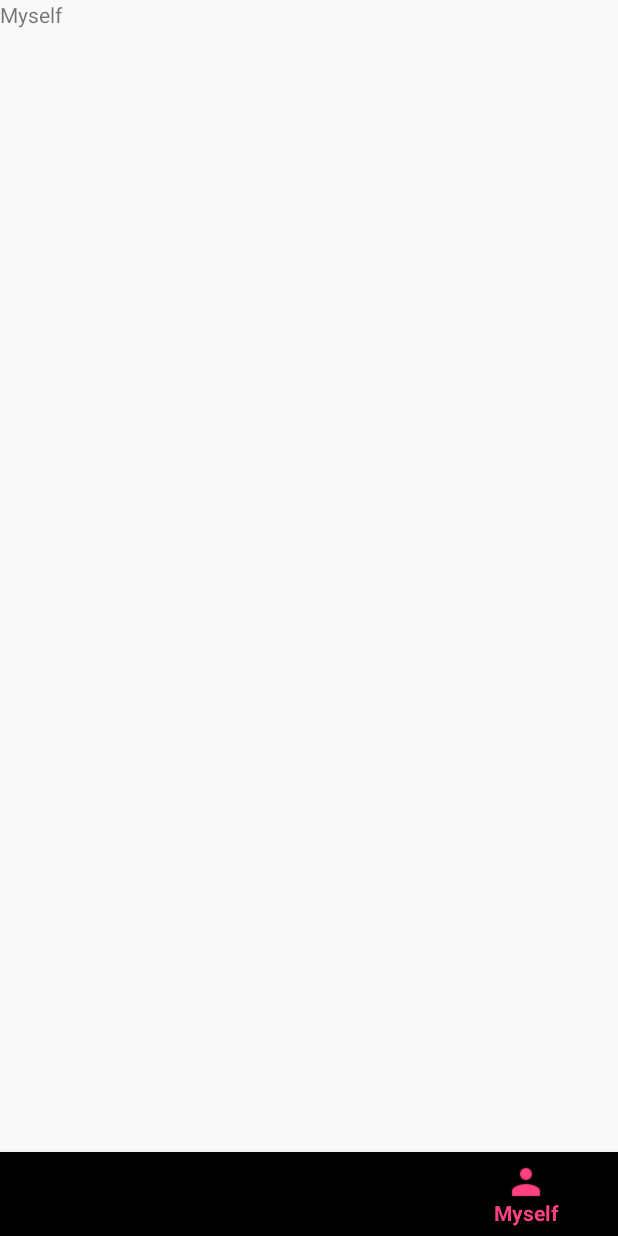
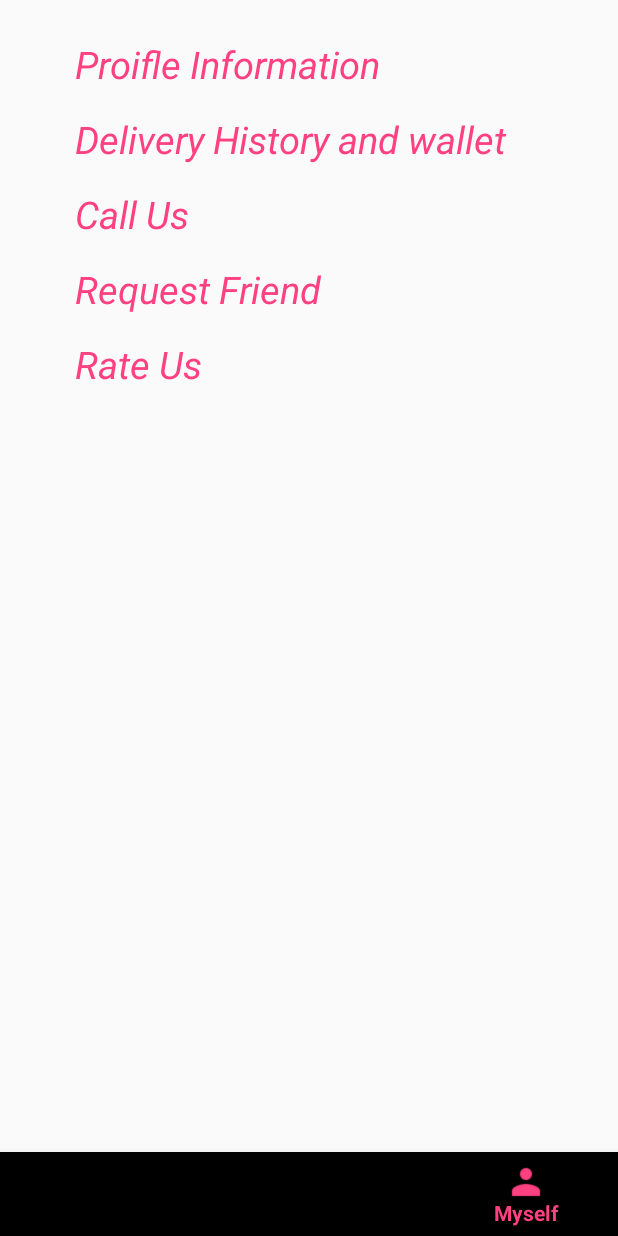
Before and after one commit to harikrishnaa123/ROUTIN, an Android app: the home screen opened directly, with no data from a screen before it, item 4 of the bottom bar chosen, on a phone screen of 412 x 824 dp. Run offline under Robolectric (Android 15) with nearby library versions, the phone set to English and light mode, and no system bars.

Commit message:
message3

```diff
--- a/app/build.gradle
+++ b/app/build.gradle
@@ -30,4 +30,6 @@ dependencies {
     androidTestImplementation 'com.android.support.test:runner:1.0.2'
     androidTestImplementation 'com.android.support.test.espresso:espresso-core:3.0.2'
     implementation 'com.android.support:design:27.1.1'
+    implementation 'com.android.support:recyclerview-v7:27.1.1'
+    implementation 'com.android.support:cardview-v7:27.1.1'
 }
--- a/app/src/main/java/com/example/harikrishnaa/routin/MainActivity.java
+++ b/app/src/main/java/com/example/harikrishnaa/routin/MainActivity.java
@@ -3,8 +3,12 @@ package com.example.harikrishnaa.routin;
 import android.content.Intent;
 import android.support.v7.app.AppCompatActivity;
 import android.os.Bundle;
+import android.text.Editable;
+import android.text.TextWatcher;
 import android.view.View;
 import android.widget.Button;
+import android.widget.EditText;
+import android.widget.TextView;
 
 public class MainActivity extends AppCompatActivity {
 
@@ -13,6 +17,7 @@ public class MainActivity extends AppCompatActivity {
     protected void onCreate(Bundle savedInstanceState) {
         super.onCreate(savedInstanceState);
         setContentView(R.layout.activity_main);
+
 
         ok_buton = findViewById(R.id.ok_button);
 
--- a/app/src/main/res/layout/activity_home.xml
+++ b/app/src/main/res/layout/activity_home.xml
@@ -10,7 +10,9 @@
         android:id="@+id/frame_container"
         android:layout_width="match_parent"
         android:layout_height="match_parent"
-        app:layout_behavior="@string/appbar_scrolling_view_behavior" />
+        app:layout_behavior="@string/appbar_scrolling_view_behavior"
+        tools:layout_editor_absoluteX="0dp"
+        tools:layout_editor_absoluteY="0dp" />
 
     <android.support.design.widget.BottomNavigationView
         android:id="@+id/navigation"
--- a/app/src/main/res/layout/activity_main.xml
+++ b/app/src/main/res/layout/activity_main.xml
@@ -8,6 +8,8 @@
     android:background="@color/colorAccent"
     android:orientation="horizontal"
     tools:context=".MainActivity">
+
+
     <ScrollView
         android:layout_width="match_parent"
         android:layout_height="match_parent">
--- a/app/src/main/res/layout/fragment_myself.xml
+++ b/app/src/main/res/layout/fragment_myself.xml
@@ -5,10 +5,62 @@
     android:layout_height="match_parent"
     tools:context=".myself">
 
-    <!-- TODO: Update blank fragment layout -->
     <TextView
         android:layout_width="match_parent"
-        android:layout_height="match_parent"
-        android:text="@string/title_myself" />
+        android:layout_height="wrap_content"
+        android:id="@+id/profile"
+        android:text="Proifle Information"
+        android:textColor="@color/colorAccent"
+        android:textStyle="italic"
+        android:textSize="25sp"
+        android:layout_marginTop="25dp"
+        android:layout_marginLeft="50dp"
+        />
+    <TextView
+        android:layout_width="match_parent"
+        android:layout_height="wrap_content"
+        android:id="@+id/Delivery"
+        android:text="Delivery History and wallet"
+        android:textColor="@color/colorAccent"
+        android:textStyle="italic"
+        android:textSize="25sp"
+        android:layout_marginTop="75dp"
+        android:layout_marginLeft="50dp"
+        />
+    <TextView
+        android:layout_width="match_parent"
+        android:layout_height="wrap_content"
+        android:id="@+id/call"
+        android:text="Call Us"
+        android:textColor="@color/colorAccent"
+        android:textStyle="italic"
+        android:textSize="25sp"
+        android:layout_marginTop="125dp"
+        android:layout_marginLeft="50dp"
+        />
+    <TextView
+        android:layout_width="match_parent"
+        android:layout_height="wrap_content"
+        android:id="@+id/request"
+        android:text="Request Friend"
+        android:textColor="@color/colorAccent"
+        android:textStyle="italic"
+        android:textSize="25sp"
+        android:layout_marginTop="175dp"
+        android:layout_marginLeft="50dp"
+        />
+    <TextView
+        android:layout_width="match_parent"
+        android:layout_height="wrap_content"
+        android:id="@+id/rate"
+        android:text="Rate Us"
+        android:textColor="@color/colorAccent"
+        android:textStyle="italic"
+        android:textSize="25sp"
+        android:layout_marginTop="225dp"
+        android:layout_marginLeft="50dp"
+        />
+
+
 
 </FrameLayout>
--- a/app/src/main/res/layout/fragment_store.xml
+++ b/app/src/main/res/layout/fragment_store.xml
@@ -6,9 +6,9 @@
     tools:context=".store">
 
     <!-- TODO: Update blank fragment layout -->
-    <TextView
+    <android.support.v7.widget.RecyclerView
         android:layout_width="match_parent"
-        android:layout_height="match_parent"
-        android:text="@string/title_store" />
+        android:layout_height="wrap_content"
+        android:id="@+id/storeitems"/>
 
 </FrameLayout>
```
Also changed, not shown: app/src/main/java/com/example/harikrishnaa/routin/itemadapter.java (added, +26 -0 lines), app/src/main/java/com/example/harikrishnaa/routin/itemviewmodel.java (added, +21 -0 lines), app/src/main/res/layout/item.xml (added, +27 -0 lines).
